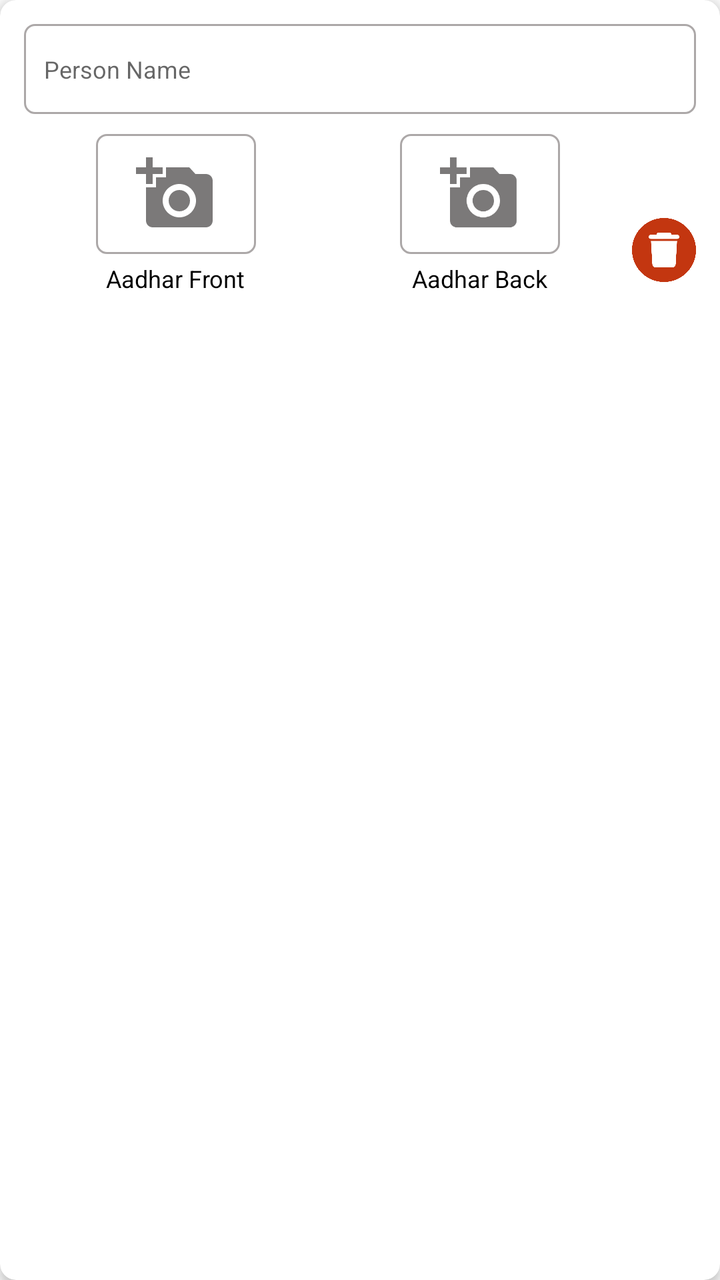
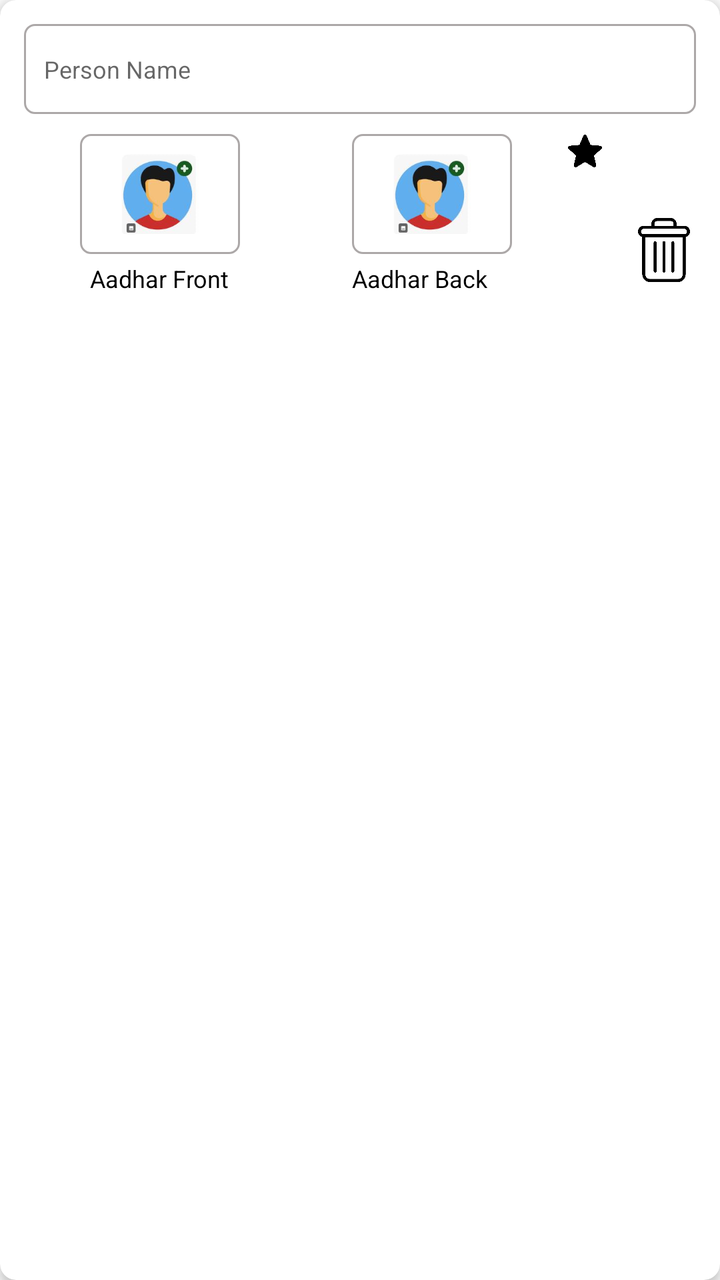

Two renders of the same Android screen: before a commit and after it. Below are the layout's source before the change and the commit's diff.
<!-- AndroidManifest.xml: application theme Theme.SSSQUICK -->
<!-- res/layout/item_person.xml -->
<?xml version="1.0" encoding="utf-8"?>
<androidx.cardview.widget.CardView xmlns:android="http://schemas.android.com/apk/res/android"
    xmlns:app="http://schemas.android.com/apk/res-auto"
    android:layout_width="match_parent"
    android:layout_height="wrap_content"
    android:layout_margin="8dp"
    app:cardCornerRadius="8dp"
    app:cardElevation="3dp">

    <androidx.constraintlayout.widget.ConstraintLayout
        android:layout_width="match_parent"
        android:layout_height="wrap_content"
        android:padding="12dp">

        

        <EditText
            android:id="@+id/etPersonName"
            android:layout_width="0dp"
            android:layout_height="45dp"
            android:hint="Person Name"
            android:background="@drawable/edit_bg"
            android:padding="10dp"
            android:singleLine="true"
            android:textAppearance="@style/MyTextStyle"
            app:layout_constraintTop_toTopOf="parent"
            app:layout_constraintStart_toStartOf="parent"
            app:layout_constraintEnd_toEndOf="parent"/>

        

        <LinearLayout
            android:id="@+id/layoutFront"
            android:layout_width="0dp"
            android:layout_height="wrap_content"
            android:orientation="vertical"
            android:gravity="center"
            app:layout_constraintTop_toBottomOf="@id/etPersonName"
            app:layout_constraintStart_toStartOf="parent"
            app:layout_constraintHorizontal_weight="1"
            app:layout_constraintEnd_toStartOf="@id/layoutBack"
            android:layout_marginTop="10dp">

            <ImageView
                android:id="@+id/imgFront"
                android:layout_width="80dp"
                android:layout_height="60dp"
                android:background="@drawable/edit_bg"
                android:padding="10dp"
                android:src="@drawable/baseline_add_a_photo_24"/>

            <TextView
                android:layout_width="wrap_content"
                android:layout_height="wrap_content"
                android:text="Aadhar Front"
                android:textAppearance="@style/MyTextStyle"
                android:textSize="12sp"
                android:layout_marginTop="4dp"/>
        </LinearLayout>

        

        <LinearLayout
            android:id="@+id/layoutBack"
            android:layout_width="0dp"
            android:layout_height="wrap_content"
            android:orientation="vertical"
            android:gravity="center"
            app:layout_constraintTop_toBottomOf="@id/etPersonName"
            app:layout_constraintStart_toEndOf="@id/layoutFront"
            app:layout_constraintEnd_toStartOf="@id/layoutButtons"
            app:layout_constraintHorizontal_weight="1"
            android:layout_marginTop="10dp">

            <ImageView
                android:id="@+id/imgBack"
                android:layout_width="80dp"
                android:layout_height="60dp"
                android:background="@drawable/edit_bg"
                android:padding="10dp"
                android:src="@drawable/baseline_add_a_photo_24"/>

            <TextView
                android:layout_width="wrap_content"
                android:layout_height="wrap_content"
                android:text="Aadhar Back"
                android:textAppearance="@style/MyTextStyle"
                android:textSize="12sp"
                android:layout_marginTop="4dp"/>
        </LinearLayout>

        

        <LinearLayout
            android:id="@+id/layoutButtons"
            android:layout_width="wrap_content"
            android:layout_height="wrap_content"
            android:orientation="vertical"
            android:gravity="center"
            app:layout_constraintTop_toBottomOf="@id/etPersonName"
            app:layout_constraintEnd_toEndOf="parent"

            android:layout_marginTop="10dp">

            <ImageView
                android:id="@+id/btnAdd"
                android:layout_width="32dp"
                android:layout_height="32dp"
                android:src="@drawable/add_circle_fill"/>

            <ImageView
                android:id="@+id/btnRemove"
                android:layout_width="32dp"
                android:layout_height="32dp"
                android:layout_marginTop="10dp"
                android:src="@drawable/delete_hold"/>
        </LinearLayout>

    </androidx.constraintlayout.widget.ConstraintLayout>

</androidx.cardview.widget.CardView>
<!-- resources referenced by this layout -->
<resources>
  <!-- drawable add_circle_fill (drawable) -->
  <vector xmlns:android="http://schemas.android.com/apk/res/android" android:height="24dp" android:tint="@color/red" android:viewportHeight="24" android:viewportWidth="24" android:width="24dp">
        
      <path android:fillColor="@android:color/white" android:pathData="M12,2C6.48,2 2,6.48 2,12s4.48,10 10,10 10,-4.48 10,-10S17.52,2 12,2zM17,13h-4v4h-2v-4L7,13v-2h4L11,7h2v4h4v2z"/>
      
  </vector>
  <!-- drawable baseline_add_a_photo_24 (drawable) -->
  <vector android:height="24dp" android:tint="@color/dark_gray"
      android:viewportHeight="24" android:viewportWidth="24"
      android:width="24dp" xmlns:android="http://schemas.android.com/apk/res/android">
      <path android:fillColor="@android:color/white" android:pathData="M3,4V1h2v3h3v2H5v3H3V6H0V4H3zM6,10V7h3V4h7l1.83,2H21c1.1,0 2,0.9 2,2v12c0,1.1 -0.9,2 -2,2H5c-1.1,0 -2,-0.9 -2,-2V10H6zM13,19c2.76,0 5,-2.24 5,-5s-2.24,-5 -5,-5s-5,2.24 -5,5S10.24,19 13,19zM9.8,14c0,1.77 1.43,3.2 3.2,3.2s3.2,-1.43 3.2,-3.2s-1.43,-3.2 -3.2,-3.2S9.8,12.23 9.8,14z"/>
  </vector>
  <!-- drawable delete_hold: png bitmap (drawable, 16842 bytes) -->
  <!-- drawable edit_bg (drawable) -->
  <?xml version="1.0" encoding="utf-8"?>
  <shape xmlns:android="http://schemas.android.com/apk/res/android"
      android:shape="rectangle">
  
        <corners android:radius="5dp" />
  
        <stroke
            android:width="1dp"
            android:color="@color/gray" />
  
  </shape>
  <style name="MyTextStyle">
          <item name="android:textSize">12sp</item>
      </style>
  <style name="Theme.SSSQUICK" parent="Base.Theme.SSSQUICK" />
  <color name="dark_gray">#E46B6969</color>
  <color name="gray">#ACA8A8</color>
  <style name="Base.Theme.SSSQUICK" parent="Theme.MaterialComponents.Light.NoActionBar.Bridge">
          
          <item name="colorPrimary">@color/deep_orange_300</item>
          <item name="colorPrimaryDark">@color/deep_orange_800</item>
          <item name="colorSecondary">@color/white</item>
      </style>
  <color name="deep_orange_300">#FF725E</color>
  <color name="deep_orange_800">#BF4625</color>
  <color name="white">#FFFFFFFF</color>
</resources>

<!-- the commit's change to res/layout/item_person.xml (unified diff, before → after) -->
@@ -47,7 +47,7 @@
                 android:layout_height="60dp"
                 android:background="@drawable/edit_bg"
                 android:padding="10dp"
-                android:src="@drawable/baseline_add_a_photo_24"/>
+                android:src="@drawable/empty_photo"/>
 
             <TextView
                 android:layout_width="wrap_content"
@@ -60,7 +60,7 @@
 
         
 
-        <LinearLayout
+        <RelativeLayout
             android:id="@+id/layoutBack"
             android:layout_width="0dp"
             android:layout_height="wrap_content"
@@ -78,16 +78,18 @@
                 android:layout_height="60dp"
                 android:background="@drawable/edit_bg"
                 android:padding="10dp"
-                android:src="@drawable/baseline_add_a_photo_24"/>
+                android:src="@drawable/empty_photo"/>
 
             <TextView
+                android:layout_below="@+id/imgBack"
                 android:layout_width="wrap_content"
                 android:layout_height="wrap_content"
                 android:text="Aadhar Back"
                 android:textAppearance="@style/MyTextStyle"
                 android:textSize="12sp"
                 android:layout_marginTop="4dp"/>
-        </LinearLayout>
+
+        </RelativeLayout>
 
         
 
@@ -96,24 +98,37 @@
             android:layout_width="wrap_content"
             android:layout_height="wrap_content"
             android:orientation="vertical"
-            android:gravity="center"
             app:layout_constraintTop_toBottomOf="@id/etPersonName"
             app:layout_constraintEnd_toEndOf="parent"
 
             android:layout_marginTop="10dp">
 
-            <ImageView
-                android:id="@+id/btnAdd"
-                android:layout_width="32dp"
-                android:layout_height="32dp"
-                android:src="@drawable/add_circle_fill"/>
+            <LinearLayout
+                android:orientation="horizontal"
+                android:layout_width="wrap_content"
+                android:layout_height="wrap_content">
+                <ImageView
+                    android:layout_marginEnd="15dp"
+                    android:layout_width="17dp"
+                    android:tint="@color/red"
+                    android:layout_height="17dp"
+                    android:src="@drawable/star"/>
+                <ImageView
+                    android:id="@+id/btnAdd"
+                    android:layout_width="32dp"
+                    android:layout_height="32dp"
+                    android:src="@drawable/add_circle_fill"/>
+            </LinearLayout>
+
 
             <ImageView
                 android:id="@+id/btnRemove"
                 android:layout_width="32dp"
                 android:layout_height="32dp"
+                android:layout_gravity="end"
+                android:tint="@color/blue"
                 android:layout_marginTop="10dp"
-                android:src="@drawable/delete_hold"/>
+                android:src="@drawable/delete"/>
         </LinearLayout>
 
     </androidx.constraintlayout.widget.ConstraintLayout>
<!-- resource entries referenced after the edit -->
@@ -6,13 +6,7 @@
       <path android:fillColor="@android:color/white" android:pathData="M12,2C6.48,2 2,6.48 2,12s4.48,10 10,10 10,-4.48 10,-10S17.52,2 12,2zM17,13h-4v4h-2v-4L7,13v-2h4L11,7h2v4h4v2z"/>
       
   </vector>
-  <!-- drawable baseline_add_a_photo_24 (drawable) -->
-  <vector android:height="24dp" android:tint="@color/dark_gray"
-      android:viewportHeight="24" android:viewportWidth="24"
-      android:width="24dp" xmlns:android="http://schemas.android.com/apk/res/android">
-      <path android:fillColor="@android:color/white" android:pathData="M3,4V1h2v3h3v2H5v3H3V6H0V4H3zM6,10V7h3V4h7l1.83,2H21c1.1,0 2,0.9 2,2v12c0,1.1 -0.9,2 -2,2H5c-1.1,0 -2,-0.9 -2,-2V10H6zM13,19c2.76,0 5,-2.24 5,-5s-2.24,-5 -5,-5s-5,2.24 -5,5S10.24,19 13,19zM9.8,14c0,1.77 1.43,3.2 3.2,3.2s3.2,-1.43 3.2,-3.2s-1.43,-3.2 -3.2,-3.2S9.8,12.23 9.8,14z"/>
-  </vector>
-  <!-- drawable delete_hold: png bitmap (drawable, 16842 bytes) -->
+  <!-- drawable delete: png bitmap (drawable, 8994 bytes) -->
   <!-- drawable edit_bg (drawable) -->
   <?xml version="1.0" encoding="utf-8"?>
   <shape xmlns:android="http://schemas.android.com/apk/res/android"
@@ -25,11 +19,12 @@
             android:color="@color/gray" />
   
   </shape>
+  <!-- drawable empty_photo: png bitmap (drawable, 33418 bytes) -->
+  <!-- drawable star: png bitmap (drawable, 10261 bytes) -->
   <style name="MyTextStyle">
           <item name="android:textSize">12sp</item>
       </style>
   <style name="Theme.SSSQUICK" parent="Base.Theme.SSSQUICK" />
-  <color name="dark_gray">#E46B6969</color>
   <color name="gray">#ACA8A8</color>
   <style name="Base.Theme.SSSQUICK" parent="Theme.MaterialComponents.Light.NoActionBar.Bridge">
           
